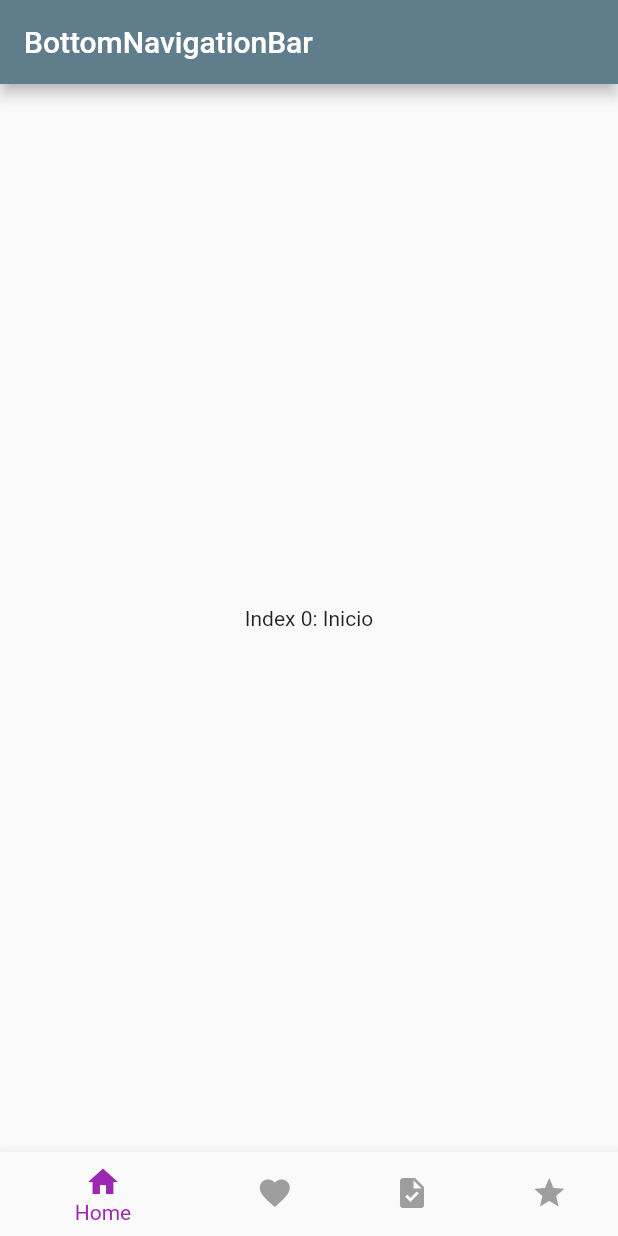
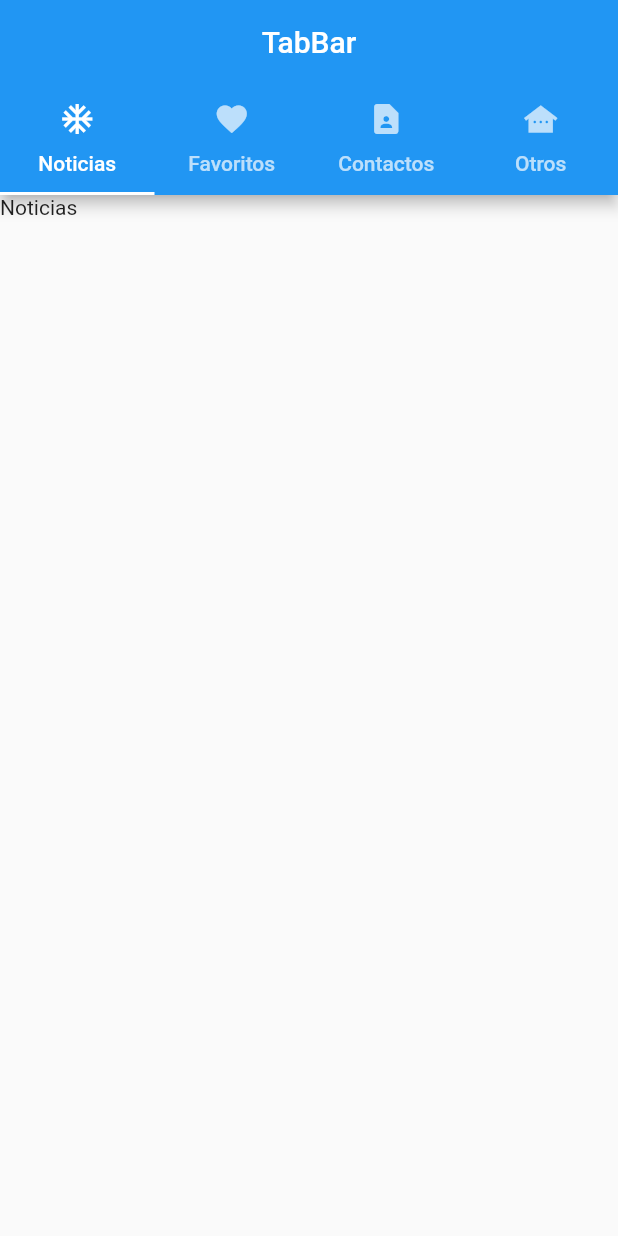
Before and after one commit to EmmanuelHm/basic_components_flutter, a Flutter app: the screen it shows after launch, on a phone screen of 412 x 824 dp. Run offline on Flutter 3.47's test engine with Material 2 defaults, Android fonts, the light colour scheme and no system bars.

Commit message:
Widget 'TabBar' en flutter

```diff
--- /dev/null
+++ b/lib/BasicWidgets/19.TabBar/Tabbar.dart
@@ -0,0 +1,49 @@
+import 'package:flutter/material.dart';
+
+class TabBarWidget extends StatefulWidget {
+  TabBarWidget({Key? key}) : super(key: key);
+
+  @override
+  _TabBarWidgetState createState() => _TabBarWidgetState();
+}
+
+class _TabBarWidgetState extends State<TabBarWidget> {
+  @override
+  Widget build(BuildContext context) {
+    return DefaultTabController(
+        length: 4,
+        child: Scaffold(
+          appBar: AppBar(
+            centerTitle: true,
+            title: Text('TabBar'),
+            bottom: TabBar(
+              tabs: [
+                Tab(
+                  text: 'Noticias',
+                  icon: Icon(Icons.ac_unit),
+                ),
+                Tab(
+                  text: 'Favoritos',
+                  icon: Icon(Icons.favorite),
+                ),
+                Tab(text: 'Contactos', icon: Icon(Icons.contact_page)),
+                Tab(
+                  text: 'Otros',
+                  icon: Icon(Icons.other_houses),
+                )
+              ],
+            ),
+          ),
+          body: Center(
+            child: TabBarView(
+              children: [
+                Text('Noticias'),
+                Text('Favoritos'),
+                Text('Contactos'),
+                Text('Otros'),
+              ],
+            ),
+          ),
+        ));
+  }
+}
--- a/lib/main.dart
+++ b/lib/main.dart
@@ -1,5 +1,5 @@
 import 'package:flutter/material.dart';
-import 'package:basic_components_flutter/BasicWidgets/18.BottonNavigatorBar/BottomNavBar.dart';
+import 'package:basic_components_flutter/BasicWidgets/19.TabBar/Tabbar.dart';
 
 void main() => runApp(MyApp());
 
@@ -15,12 +15,13 @@ class MyApp extends StatelessWidget {
       // home: BackData(),
 
       // Sistema de Rutas
-      initialRoute: 'btn-navbar',
+      initialRoute: 'tabbar',
       routes: {
         // 'text': (context) => WidgetTexto(),
         // 'recursos': (context) => Recursos(),
         // 'appbar': (context) => WidgetAppbar(),
-        'btn-navbar': (context) => BottomNavBar()
+        // 'btn-navbar': (context) => BottomNavBar(),
+        'tabbar': (context) => TabBarWidget(),
       },
     );
   }
```
Also changed, not shown: lib/BasicWidgets/19.TabBar/tabbar1.png (added), lib/BasicWidgets/19.TabBar/tabbar2.png (added), lib/BasicWidgets/19.TabBar/tabbar3.png (added).
